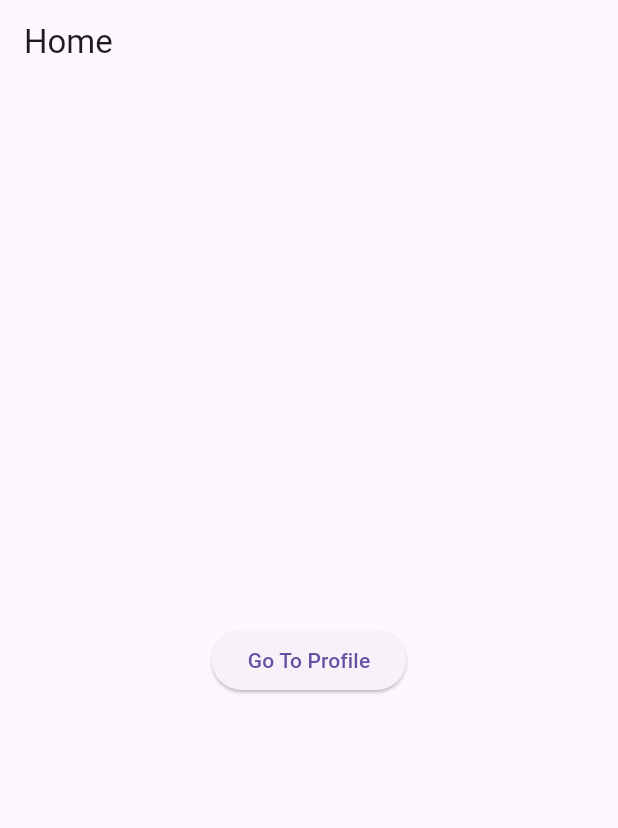
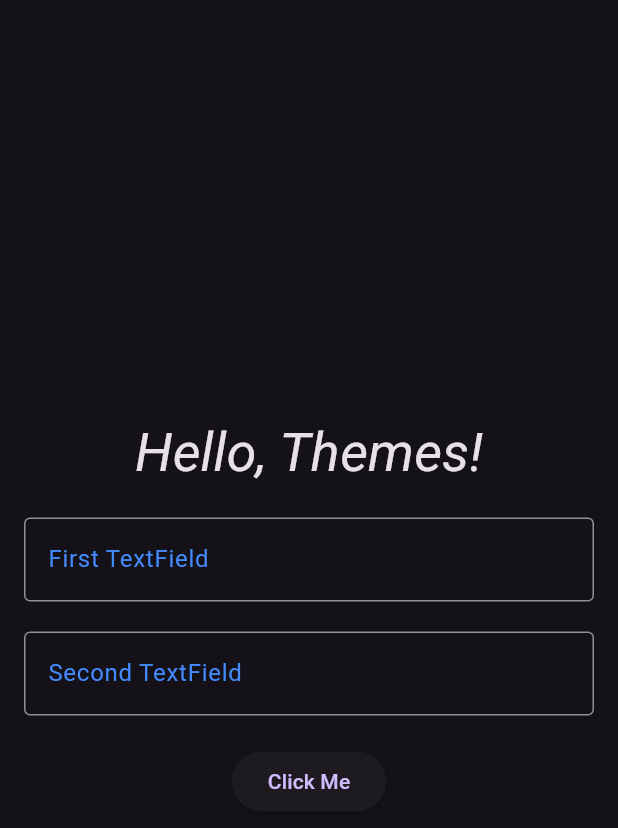
Before and after one commit to demo-Ashif/ic-flutter-batch-01, a Flutter app: the screen it shows after launch, on a phone screen of 412 x 824 dp. Shown: the top 828 px of the screen. Run offline on Flutter 3.47's test engine with Material 3 defaults, Android fonts, the phone set to English and light mode, and no system bars; Roboto replaces fonts that are missing (Georgia).

Commit message:
added theme data branch and demo ui code

```diff
--- a/ic_flutter_batch_first_app/lib/home_screen.dart
+++ /dev/null
@@ -1,54 +0,0 @@
-import 'package:flutter/material.dart';
-import 'package:ic_flutter_batch_first_app/profile_screen.dart';
-
-class HomeScreen extends StatelessWidget {
-  const HomeScreen({super.key});
-
-  //Route -> We have to go
-  //Navigator  -> Will help us to Go
-  //Navigation
-
-  ///Routing/Navigation steps
-  ///Step 1: Tell Where you are
-  ///Step 2: Tell Where you want to go
-  ///Step 3: Go using Navigator (Flutter)
-  ///Navigator methods
-  ///
-  /// push,pop,pushReplacement,pushAndRemoveUntil
-  /// pushNamed, pushReplaceNamed
-  /// routes {}, initial route
-  /// Libraries: AutoRoute, GoRouter, Navigator 2
-
-  ///Data passing via Constructor  (Efficient, Readable)
-  ///Data passing via Arguments (Self study)
-
-  @override
-  Widget build(BuildContext context) {
-    return Scaffold(
-      appBar: AppBar(
-        title: Text('Home'),
-      ),
-      body: Container(
-        width: double.infinity,
-        child: Column(
-          mainAxisAlignment: MainAxisAlignment.center,
-          children: [
-            ElevatedButton(
-              onPressed: () {
-                Navigator.push(
-                  context,
-                  MaterialPageRoute(
-                    builder: (context) => ProfileScreen(
-                      profileName: 'Ashif',
-                    ),
-                  ),
-                );
-              },
-              child: Text('Go To Profile'),
-            )
-          ],
-        ),
-      ),
-    );
-  }
-}
--- a/ic_flutter_batch_first_app/lib/main.dart
+++ b/ic_flutter_batch_first_app/lib/main.dart
@@ -1,19 +1,3 @@
-import 'package:flutter/material.dart';
-
-import 'home_screen.dart';
-
 void main() {
-  runApp(NavigationLearning());
+  //runApp(MyApp());
 }
-
-class NavigationLearning extends StatelessWidget {
-  const NavigationLearning({super.key});
-
-  @override
-  Widget build(BuildContext context) {
-    return MaterialApp(
-      debugShowCheckedModeBanner: true,
-      home: HomeScreen(),
-    );
-  }
-}
--- /dev/null
+++ b/ic_flutter_batch_first_app/lib/main_demo.dart
@@ -0,0 +1,101 @@
+import 'package:flutter/material.dart';
+
+void main() {
+  runApp(MyApp());
+}
+
+class MyApp extends StatelessWidget {
+  @override
+  Widget build(BuildContext context) {
+    return MaterialApp(
+      title: 'Themed App Demo',
+      theme: ThemeData(
+        // Define the default brightness and colors.
+        brightness: Brightness.light,
+        primaryColor: Colors.blue,
+        hintColor: Colors.cyan,
+
+        // Define the default font family.
+        fontFamily: 'Georgia',
+
+        // Define the default TextTheme. Use this to specify the default
+        // text styling for headlines, titles, bodies of text, and more.
+        textTheme: TextTheme(
+          displayLarge: TextStyle(fontSize: 72.0, fontWeight: FontWeight.bold),
+          titleLarge: TextStyle(fontSize: 36.0, fontStyle: FontStyle.italic),
+          bodyMedium: TextStyle(fontSize: 14.0, fontFamily: 'Hind'),
+        ),
+
+        // Define the default InputDecorationTheme. Use this to specify the default
+        // input decoration for TextField widgets.
+        inputDecorationTheme: InputDecorationTheme(
+          border: OutlineInputBorder(),
+          labelStyle: TextStyle(color: Colors.blue),
+        ),
+      ),
+      darkTheme: ThemeData(
+        // Define the default brightness and colors.
+        brightness: Brightness.dark,
+        primaryColor: Colors.lightBlue[800],
+        hintColor: Colors.cyan[600],
+
+        // Define the default font family.
+        fontFamily: 'Georgia',
+
+        // Define the default TextTheme.
+        textTheme: TextTheme(
+          displayLarge: TextStyle(fontSize: 72.0, fontWeight: FontWeight.bold),
+          titleLarge: TextStyle(fontSize: 36.0, fontStyle: FontStyle.italic),
+          bodyMedium: TextStyle(fontSize: 14.0, fontFamily: 'Hind'),
+        ),
+
+        // Define the default InputDecorationTheme.
+        inputDecorationTheme: InputDecorationTheme(
+          border: OutlineInputBorder(),
+          labelStyle: TextStyle(color: Colors.blueAccent),
+        ),
+      ),
+      home: MyHomePage(),
+      themeMode: ThemeMode.dark,
+    );
+  }
+}
+
+class MyHomePage extends StatelessWidget {
+  @override
+  Widget build(BuildContext context) {
+    return Scaffold(
+      body: Center(
+        child: Container(
+          padding: EdgeInsets.symmetric(horizontal: 16),
+          child: Column(
+            mainAxisAlignment: MainAxisAlignment.center,
+            children: <Widget>[
+              Text(
+                'Hello, Themes!',
+                style: Theme.of(context).textTheme.titleLarge,
+              ),
+              SizedBox(height: 20),
+              TextField(
+                decoration: InputDecoration(
+                  labelText: 'First TextField',
+                ),
+              ),
+              SizedBox(height: 20),
+              TextField(
+                decoration: InputDecoration(
+                  labelText: 'Second TextField',
+                ),
+              ),
+              SizedBox(height: 20),
+              ElevatedButton(
+                onPressed: () {},
+                child: Text('Click Me'),
+              ),
+            ],
+          ),
+        ),
+      ),
+    );
+  }
+}
```
Also changed, not shown: ic_flutter_batch_first_app/lib/profile_screen.dart (deleted, +0 -52 lines), ic_flutter_batch_first_app/lib/settngs_screen.dart (deleted, +0 -51 lines), ic_flutter_batch_first_app/pubspec.lock.
